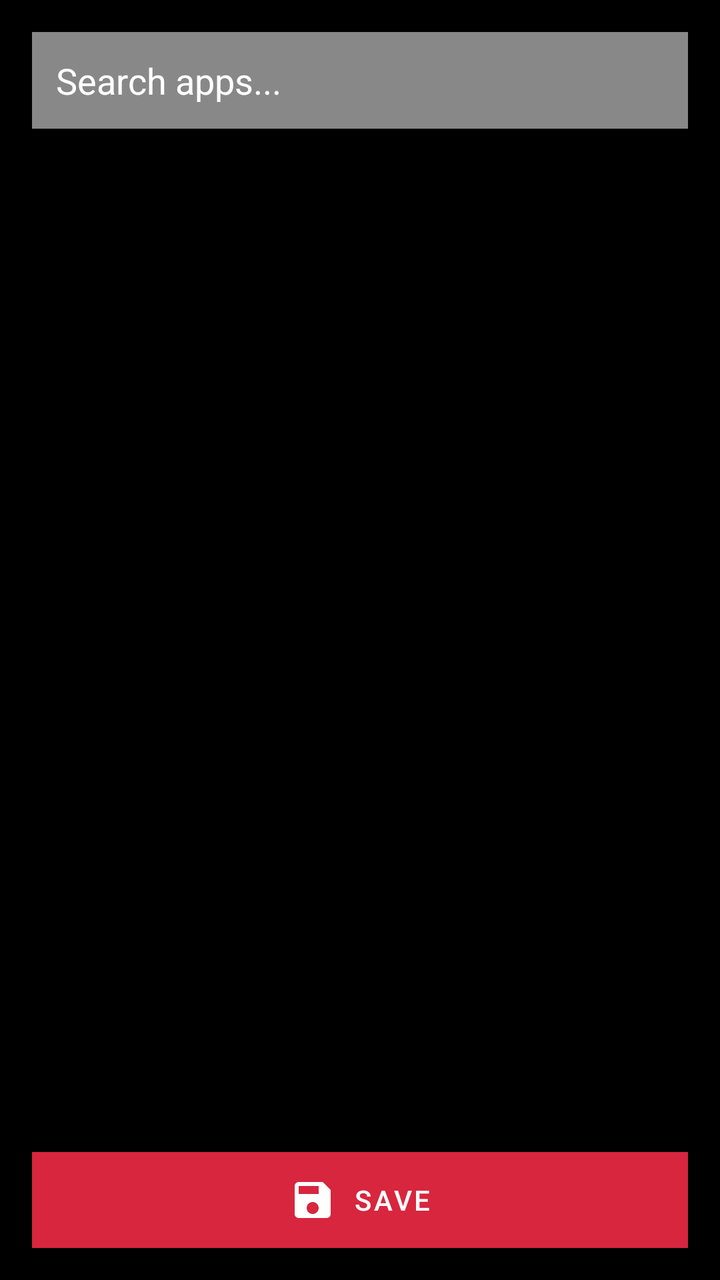
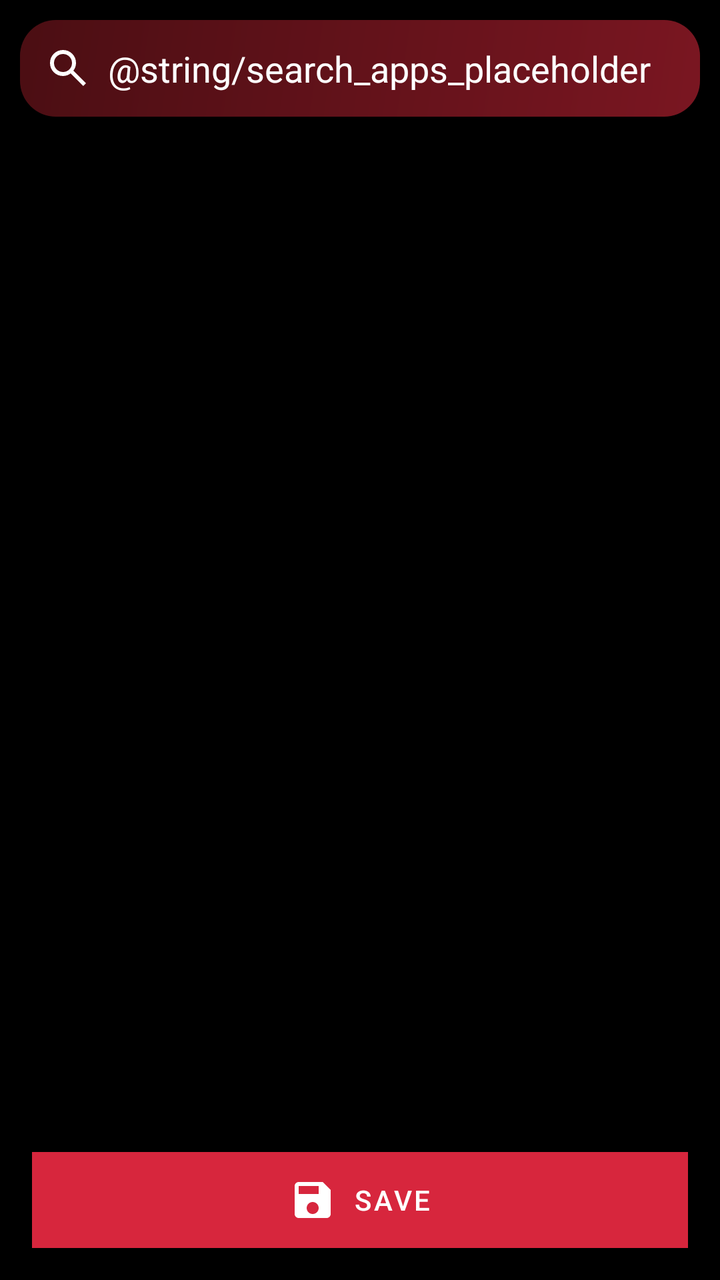

The first picture is an Android layout as it rendered before a commit; the second is the same layout after the commit. The layout source and the unified diff follow.
<!-- AndroidManifest.xml: application theme Theme.Cerberus -->
<!-- res/layout/fragment_app_list.xml -->
<?xml version="1.0" encoding="utf-8"?>
<LinearLayout xmlns:android="http://schemas.android.com/apk/res/android"
    xmlns:app="http://schemas.android.com/apk/res-auto"
    android:orientation="vertical"
    android:layout_width="match_parent"
    android:layout_height="match_parent"
    android:background="@color/black">

    <EditText
        android:id="@+id/search_edit_text"
        android:layout_width="match_parent"
        android:layout_height="wrap_content"
        android:layout_margin="16dp"
        android:background="@color/gray"
        android:padding="12dp"
        android:textColor="@android:color/white"
        android:textColorHint="@android:color/white"
        android:hint="Search apps..."
        android:inputType="text"
        android:maxLines="1"
        android:imeOptions="actionSearch" />

    <ListView
        android:id="@+id/app_list_view"
        android:layout_width="match_parent"
        android:layout_height="0dp"
        android:layout_weight="1"
        android:divider="@color/transparent"
        android:dividerHeight="8dp"
        android:padding="8dp"
        android:clipToPadding="false"
        android:background="@color/transparent"/>

    <com.google.android.material.button.MaterialButton
        android:id="@+id/save_button"
        android:layout_width="match_parent"
        android:layout_height="wrap_content"
        android:text="@string/save"
        android:background="@color/gray"
        android:layout_margin="16dp"
        app:icon="@drawable/ic_save"
        app:iconGravity="textStart"
        app:iconPadding="8dp"/>
</LinearLayout>
<!-- resources referenced by this layout -->
<resources>
  <color name="black">#000000</color>
  <color name="gray">#888888</color>
  <color name="transparent">#00000000</color>
  <!-- drawable ic_save (drawable) -->
  <vector xmlns:android="http://schemas.android.com/apk/res/android" android:autoMirrored="true" android:height="24dp" android:viewportHeight="24" android:viewportWidth="24" android:width="24dp">
        
      <path android:fillColor="#e3e3e3" android:pathData="M17,3L5,3c-1.11,0 -2,0.9 -2,2v14c0,1.1 0.89,2 2,2h14c1.1,0 2,-0.9 2,-2L21,7l-4,-4zM12,19c-1.66,0 -3,-1.34 -3,-3s1.34,-3 3,-3 3,1.34 3,3 -1.34,3 -3,3zM15,9L5,9L5,5h10v4z"/>
      
  </vector>
  <string name="save">Save</string>
  <style name="Theme.Cerberus" parent="Theme.MaterialComponents.DayNight.NoActionBar">
          <item name="colorPrimary">@color/red_primary</item>
          <item name="colorPrimaryVariant">@color/red_dark</item>
          <item name="colorOnPrimary">@color/white</item>
          <item name="colorSecondary">@color/red_primary</item>
          <item name="colorOnSecondary">@color/white</item>
          <item name="android:colorBackground">@color/black</item>
          <item name="colorSurface">@color/surface_black</item>
          <item name="colorOnSurface">@color/white</item>
          <item name="colorAccent">@color/red_primary</item>
          <item name="android:windowBackground">@drawable/bg_gradient_black</item>
      </style>
  <color name="red_primary">#D7263D</color>
  <color name="red_dark">#A41320</color>
  <color name="white">#FFFFFF</color>
  <color name="surface_black">#1A1A1A</color>
  <!-- drawable bg_gradient_black (drawable) -->
  <shape xmlns:android="http://schemas.android.com/apk/res/android">
      <gradient
          android:type="linear"
          android:angle="135"
          android:startColor="@color/black_gradient_start"
          android:endColor="@color/black_gradient_end"/>
      <corners android:radius="18dp"/>
  </shape>
  <color name="black_gradient_start">#232526</color>
  <color name="black_gradient_end">#000000</color>
</resources>

<!-- the commit's change to res/layout/fragment_app_list.xml (unified diff, before → after) -->
@@ -6,19 +6,37 @@
     android:layout_height="match_parent"
     android:background="@color/black">
 
-    <EditText
-        android:id="@+id/search_edit_text"
+    <LinearLayout
         android:layout_width="match_parent"
         android:layout_height="wrap_content"
-        android:layout_margin="16dp"
-        android:background="@color/gray"
-        android:padding="12dp"
-        android:textColor="@android:color/white"
-        android:textColorHint="@android:color/white"
-        android:hint="Search apps..."
-        android:inputType="text"
-        android:maxLines="1"
-        android:imeOptions="actionSearch" />
+        android:layout_margin="10dp"
+        android:background="@drawable/bg_gradient_dark_red"
+        android:orientation="horizontal"
+        android:padding="12dp">
+
+        <ImageView
+            android:layout_width="24dp"
+            android:layout_height="24dp"
+            android:layout_gravity="center_vertical"
+            android:src="@drawable/ic_search"
+            app:tint="@android:color/white" />
+
+        <com.google.android.material.textfield.TextInputEditText
+            android:id="@+id/search_edit_text"
+            android:layout_width="0dp"
+            android:layout_height="wrap_content"
+            android:layout_marginStart="8dp"
+            android:layout_weight="1"
+            android:background="@null"
+            android:hint="@string/search_apps_placeholder"
+            android:imeOptions="actionSearch"
+            android:inputType="text"
+            android:maxLines="1"
+            android:textColor="@android:color/white"
+            android:textColorHint="@android:color/white" />
+    </LinearLayout>
+
+
 
     <ListView
         android:id="@+id/app_list_view"
<!-- resource entries referenced after the edit -->
@@ -3,10 +3,25 @@
   <color name="black">#000000</color>
   <color name="gray">#888888</color>
   <color name="transparent">#00000000</color>
+  <!-- drawable bg_gradient_dark_red (drawable) -->
+  <shape xmlns:android="http://schemas.android.com/apk/res/android">
+      <gradient
+          android:type="linear"
+          android:angle="135"
+          android:startColor="@color/red_dark_gradient_start"
+          android:endColor="@color/red_dark_gradient_end"/>
+      <corners android:radius="18dp"/>
+  </shape>
   <!-- drawable ic_save (drawable) -->
   <vector xmlns:android="http://schemas.android.com/apk/res/android" android:autoMirrored="true" android:height="24dp" android:viewportHeight="24" android:viewportWidth="24" android:width="24dp">
         
       <path android:fillColor="#e3e3e3" android:pathData="M17,3L5,3c-1.11,0 -2,0.9 -2,2v14c0,1.1 0.89,2 2,2h14c1.1,0 2,-0.9 2,-2L21,7l-4,-4zM12,19c-1.66,0 -3,-1.34 -3,-3s1.34,-3 3,-3 3,1.34 3,3 -1.34,3 -3,3zM15,9L5,9L5,5h10v4z"/>
+      
+  </vector>
+  <!-- drawable ic_search (drawable) -->
+  <vector xmlns:android="http://schemas.android.com/apk/res/android" android:autoMirrored="true" android:height="24dp" android:viewportHeight="960" android:viewportWidth="960" android:width="24dp">
+        
+      <path android:fillColor="#e3e3e3" android:pathData="M784,840 L532,588q-30,24 -69,38t-83,14q-109,0 -184.5,-75.5T120,380q0,-109 75.5,-184.5T380,120q109,0 184.5,75.5T640,380q0,44 -14,83t-38,69l252,252 -56,56ZM380,560q75,0 127.5,-52.5T560,380q0,-75 -52.5,-127.5T380,200q-75,0 -127.5,52.5T200,380q0,75 52.5,127.5T380,560Z"/>
       
   </vector>
   <string name="save">Save</string>
@@ -22,6 +37,8 @@
           <item name="colorAccent">@color/red_primary</item>
           <item name="android:windowBackground">@drawable/bg_gradient_black</item>
       </style>
+  <color name="red_dark_gradient_start">#7A1621</color>
+  <color name="red_dark_gradient_end">#4B0E13</color>
   <color name="red_primary">#D7263D</color>
   <color name="red_dark">#A41320</color>
   <color name="white">#FFFFFF</color>
